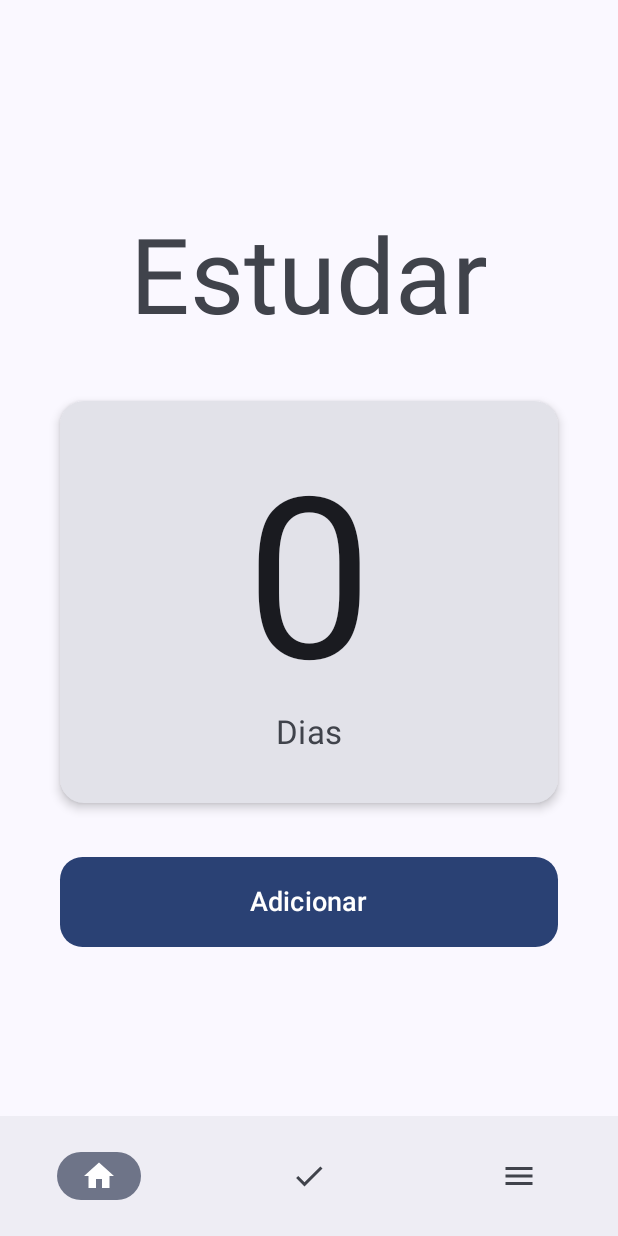
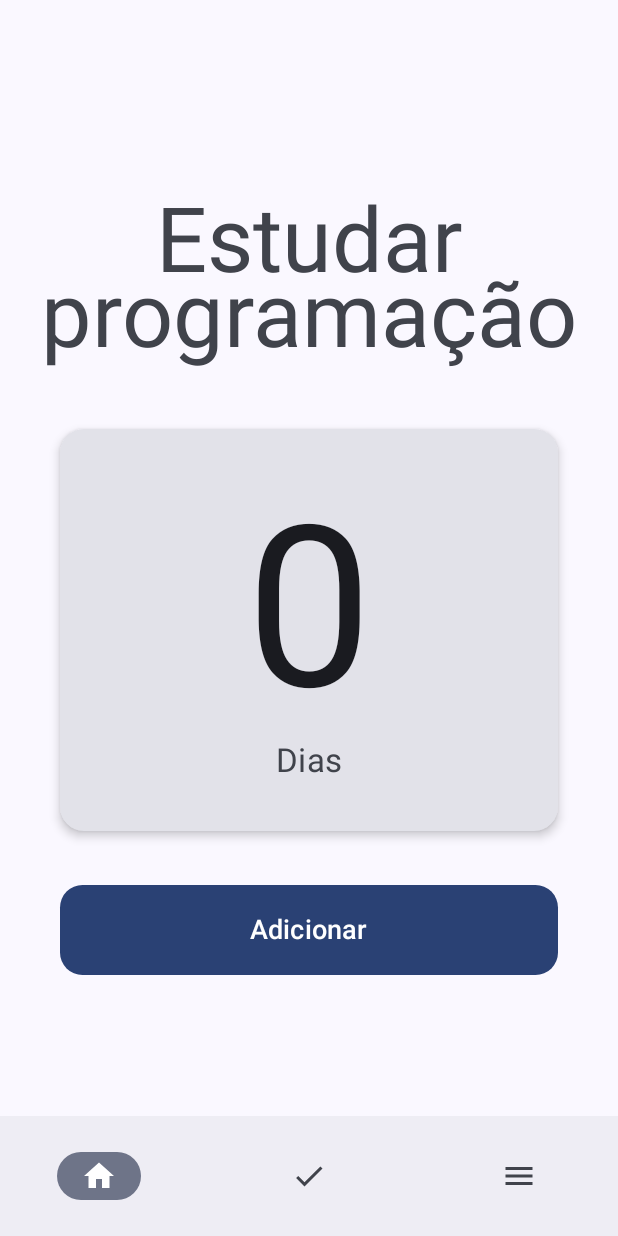
Before and after one commit to thiago-desenv/DayUp, an Android app built with Jetpack Compose: the screen it shows after launch (MainActivity), on a phone screen of 412 x 824 dp. Run offline under Robolectric (Android 15) with nearby library versions, the phone set to English and light mode, and no system bars.

Commit message:
Ajustado título da tarefa

```diff
--- a/app/src/main/java/com/example/dayup/ui/DrawerContent.kt
+++ b/app/src/main/java/com/example/dayup/ui/DrawerContent.kt
@@ -8,6 +8,7 @@ import androidx.compose.foundation.layout.fillMaxWidth
 import androidx.compose.foundation.layout.height
 import androidx.compose.foundation.layout.padding
 import androidx.compose.foundation.layout.width
+import androidx.compose.foundation.layout.wrapContentHeight
 import androidx.compose.foundation.shape.RoundedCornerShape
 import androidx.compose.material.icons.Icons
 import androidx.compose.material.icons.filled.Brightness4
@@ -28,6 +29,7 @@ import androidx.compose.material3.Text
 import androidx.compose.runtime.Composable
 import androidx.compose.ui.Alignment
 import androidx.compose.ui.Modifier
+import androidx.compose.ui.text.style.TextAlign
 import androidx.compose.ui.unit.dp
 import androidx.compose.ui.unit.sp
 
@@ -77,13 +79,17 @@ fun CounterScreen(modifier: Modifier, taskTitle: String, count: Int, onAddClick:
             .fillMaxSize()
             .padding(24.dp),
         verticalArrangement = Arrangement.Center,
-        horizontalAlignment = Alignment.CenterHorizontally
+        horizontalAlignment = Alignment.CenterHorizontally,
     ) {
         Text(
             text = taskTitle,
-            style = MaterialTheme.typography.headlineMedium.copy(fontSize = 70.sp),
+            style = MaterialTheme.typography.headlineMedium.copy(
+                fontSize = 60.sp,
+                lineHeight = 50.sp
+            ),
             color = MaterialTheme.colorScheme.onSurfaceVariant,
-            modifier = Modifier.padding(top = 32.dp, bottom = 24.dp)
+            textAlign = TextAlign.Center,
+            modifier = Modifier.padding(top = 32.dp, bottom = 24.dp),
         )
 
         Card(
--- a/app/src/main/java/com/example/dayup/viewmodel/DayUpViewModel.kt
+++ b/app/src/main/java/com/example/dayup/viewmodel/DayUpViewModel.kt
@@ -27,7 +27,7 @@ class DayUpViewModel(context: Context) : ViewModel() {
             runBlocking { appPreferences.getCounter().first() }
         )
 
-    var taskTitle = mutableStateOf("Estudar")
+    var taskTitle = mutableStateOf("Estudar programação")
         private set
 
     fun toggleTheme() {
```
